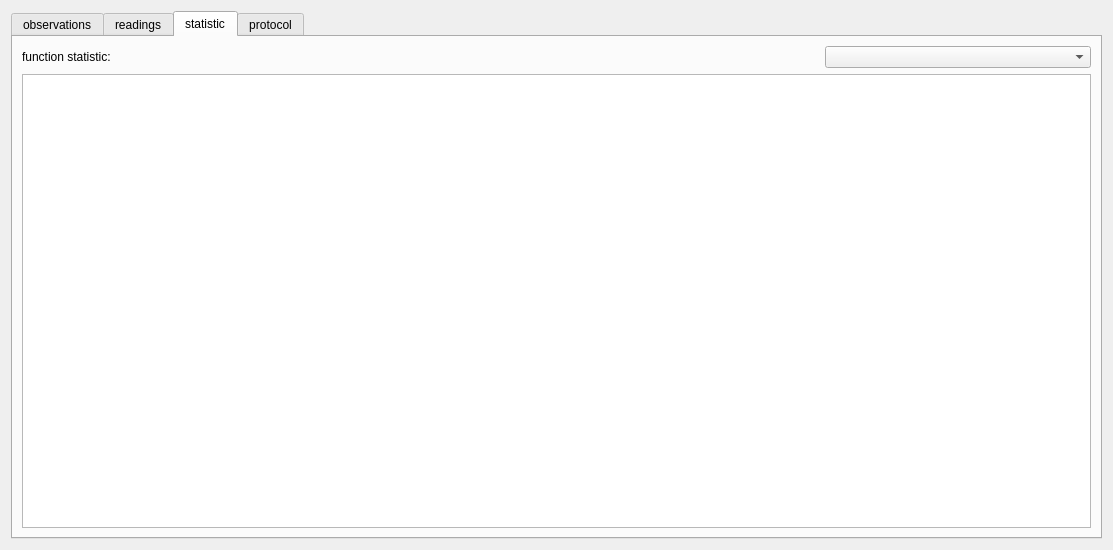
First picture: the form in ui/dialogs/actualpropertiesdialog.ui, repository OpenIndy/OpenIndy, before the edit.
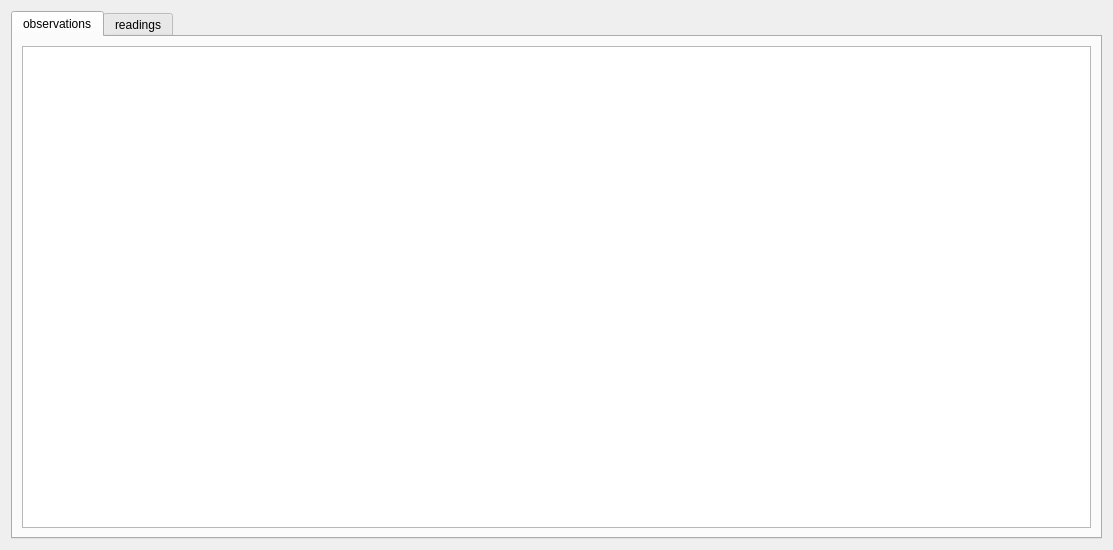
Second picture: the form after the edit. The open tabs and pages were chosen to show the change.

What changed in the file:
```diff
--- a/ui/dialogs/actualpropertiesdialog.ui
+++ b/ui/dialogs/actualpropertiesdialog.ui
@@ -69,44 +69,6 @@
        </item>
       </layout>
      </widget>
-     <widget class="QWidget" name="tab_statistic">
-      <attribute name="title">
-       <string>statistic</string>
-      </attribute>
-      <layout class="QGridLayout" name="gridLayout">
-       <item row="0" column="0">
-        <layout class="QVBoxLayout" name="verticalLayout">
-         <item>
-          <layout class="QHBoxLayout" name="horizontalLayout_2" stretch="3,1">
-           <item>
-            <widget class="QLabel" name="label_displayFunction">
-             <property name="text">
-              <string>function statistic:</string>
-             </property>
-            </widget>
-           </item>
-           <item>
-            <widget class="QComboBox" name="comboBox_displayedFunction"/>
-           </item>
-          </layout>
-         </item>
-         <item>
-          <widget class="QTableView" name="tableView_displayedfunctionStatistic"/>
-         </item>
-        </layout>
-       </item>
-      </layout>
-     </widget>
-     <widget class="QWidget" name="tab_protocol">
-      <attribute name="title">
-       <string>protocol</string>
-      </attribute>
-      <layout class="QVBoxLayout" name="verticalLayout_5">
-       <item>
-        <widget class="QTextBrowser" name="textBrowser_protocol"/>
-       </item>
-      </layout>
-     </widget>
     </widget>
    </item>
   </layout>
```
